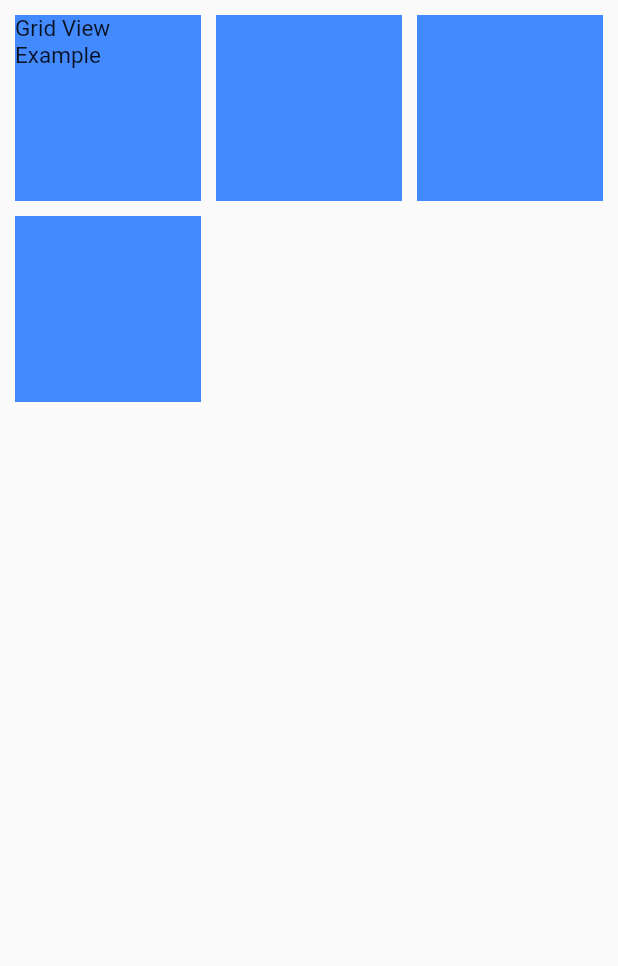
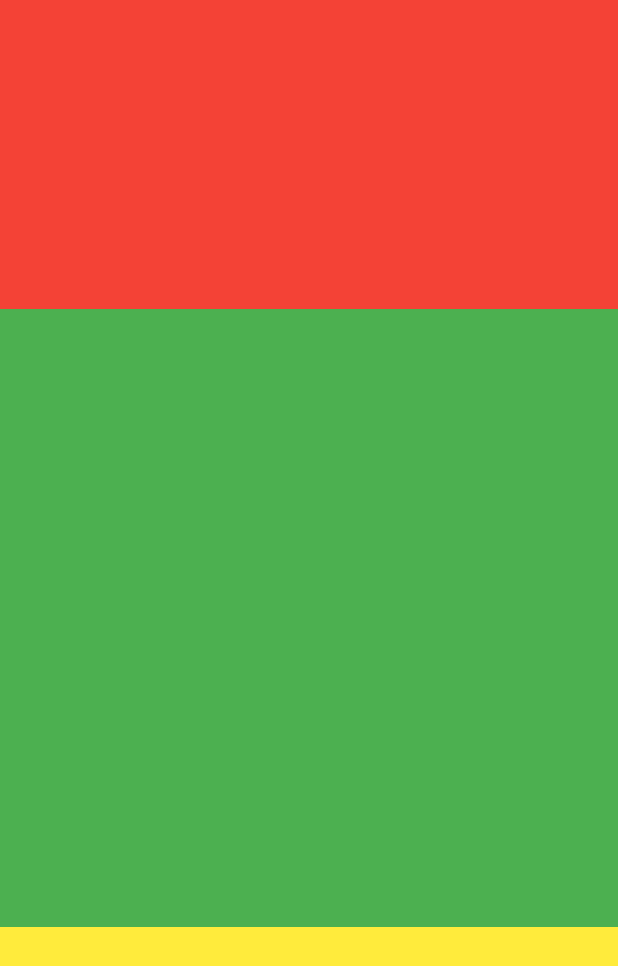
Before and after one commit to ahmedhossain29/FlutterBasicWidget, a Flutter app: the screen it shows after launch, on a phone screen of 412 x 824 dp. Shown: the top 966 px of the screen. Run offline on Flutter 3.47's test engine with Material 2 defaults, Android fonts, the phone set to English and light mode, and no system bars.

Commit message:
Expanded Widget

```diff
--- /dev/null
+++ b/lib/ExpandedWidget.dart
@@ -0,0 +1,35 @@
+import 'package:flutter/material.dart';
+
+class ExpandedWidget extends StatelessWidget {
+  const ExpandedWidget({Key? key}) : super(key: key);
+
+  @override
+  Widget build(BuildContext context) {
+    return MaterialApp(
+      home: Scaffold(
+        body: Column(
+          children: [
+            Expanded(
+              flex: 1,
+              child: Container(
+                color: Colors.red,
+              ),
+            ),
+            Expanded(
+              flex: 2,
+              child: Container(
+                color: Colors.green,
+              ),
+            ),
+            Expanded(
+              flex: 1,
+              child: Container(
+                color: Colors.yellow,
+              ),
+            ),
+          ],
+        ),
+      ),
+    );
+  }
+}
--- a/lib/main.dart
+++ b/lib/main.dart
@@ -1,4 +1,5 @@
 import 'package:flutter/material.dart';
+import 'package:flutter_application_1/ExpandedWidget.dart';
 import 'package:flutter_application_1/ImageWidget.dart';
 import 'package:flutter_application_1/appBar_textWidget.dart';
 import 'package:flutter_application_1/card_gridView.dart';
@@ -11,5 +12,5 @@ import 'package:flutter_application_1/safearea.dart';
 import 'package:flutter_application_1/statelesswidget.dart';
 
 void main() {
-  runApp(Card_gridView());
+  runApp(ExpandedWidget());
 }
```
